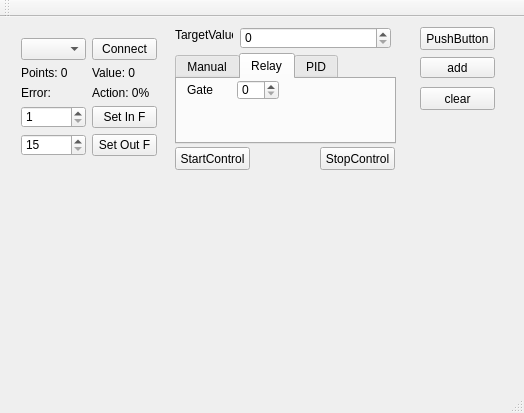
Before: the Qt Designer form mainwindow.ui in petukhovtd/control_stm32_usb_cdc, drawn with Qt 5.
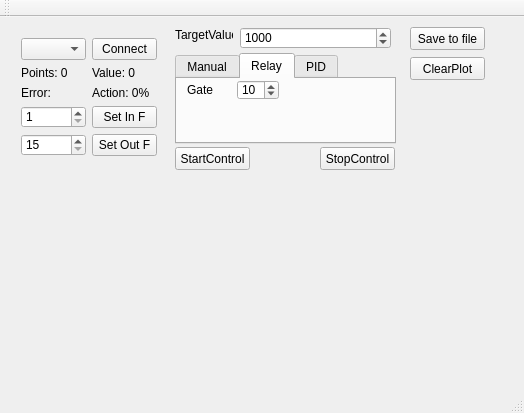
After: the same form once the commit is applied. The open tabs and pages were chosen to show the change. Custom widgets are drawn as their Qt base class.

```diff
--- a/mainwindow.ui
+++ b/mainwindow.ui
@@ -180,7 +180,10 @@
        </rect>
       </property>
       <property name="maximum">
-       <number>4095</number>
+       <number>3300</number>
+      </property>
+      <property name="value">
+       <number>10</number>
       </property>
      </widget>
     </widget>
@@ -314,7 +317,10 @@
      </rect>
     </property>
     <property name="maximum">
-     <number>4095</number>
+     <number>3300</number>
+    </property>
+    <property name="value">
+     <number>1000</number>
     </property>
    </widget>
    <widget class="QCustomPlot" name="plotwidget" native="true">
@@ -330,40 +336,27 @@
    <widget class="QPushButton" name="pushButton">
     <property name="geometry">
      <rect>
-      <x>420</x>
-      <y>10</y>
-      <width>75</width>
-      <height>23</height>
-     </rect>
-    </property>
-    <property name="text">
-     <string>PushButton</string>
-    </property>
-   </widget>
-   <widget class="QPushButton" name="addbutton">
-    <property name="geometry">
-     <rect>
-      <x>420</x>
+      <x>410</x>
       <y>40</y>
       <width>75</width>
-      <height>21</height>
+      <height>23</height>
      </rect>
     </property>
     <property name="text">
-     <string>add</string>
+     <string>ClearPlot</string>
     </property>
    </widget>
    <widget class="QPushButton" name="clearbutton">
     <property name="geometry">
      <rect>
-      <x>420</x>
-      <y>70</y>
+      <x>410</x>
+      <y>10</y>
       <width>75</width>
       <height>23</height>
      </rect>
     </property>
     <property name="text">
-     <string>clear</string>
+     <string>Save to file</string>
     </property>
    </widget>
   </widget>
```
Left out of the diff: 40 changed lines with no effect on the pictures.
